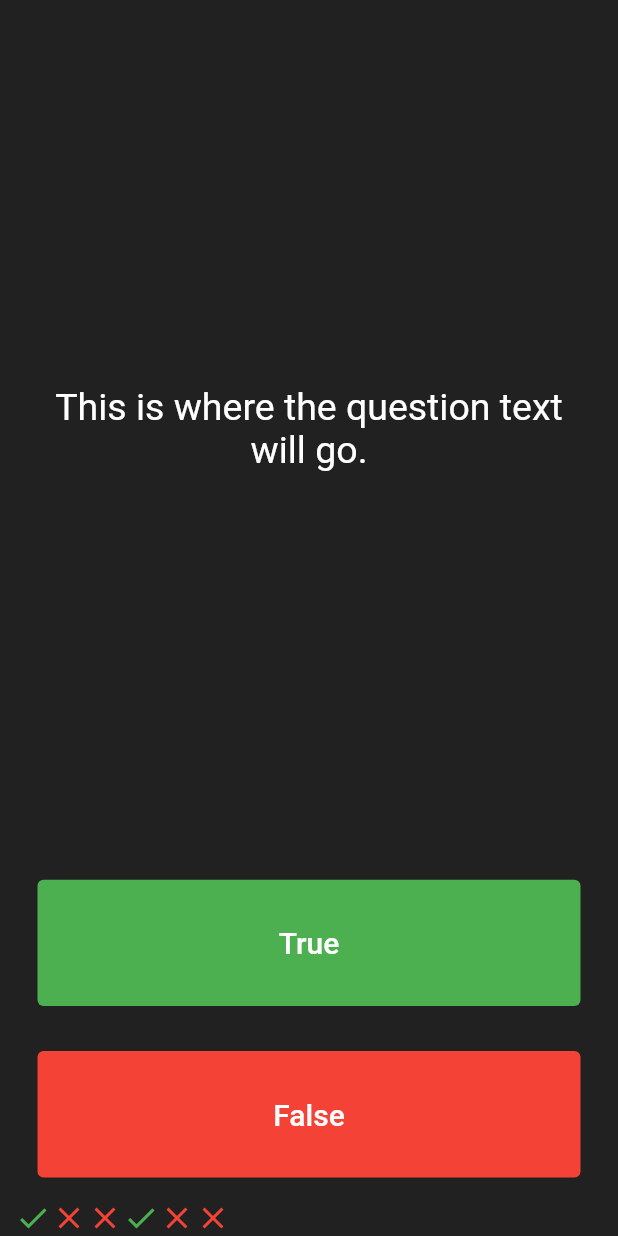
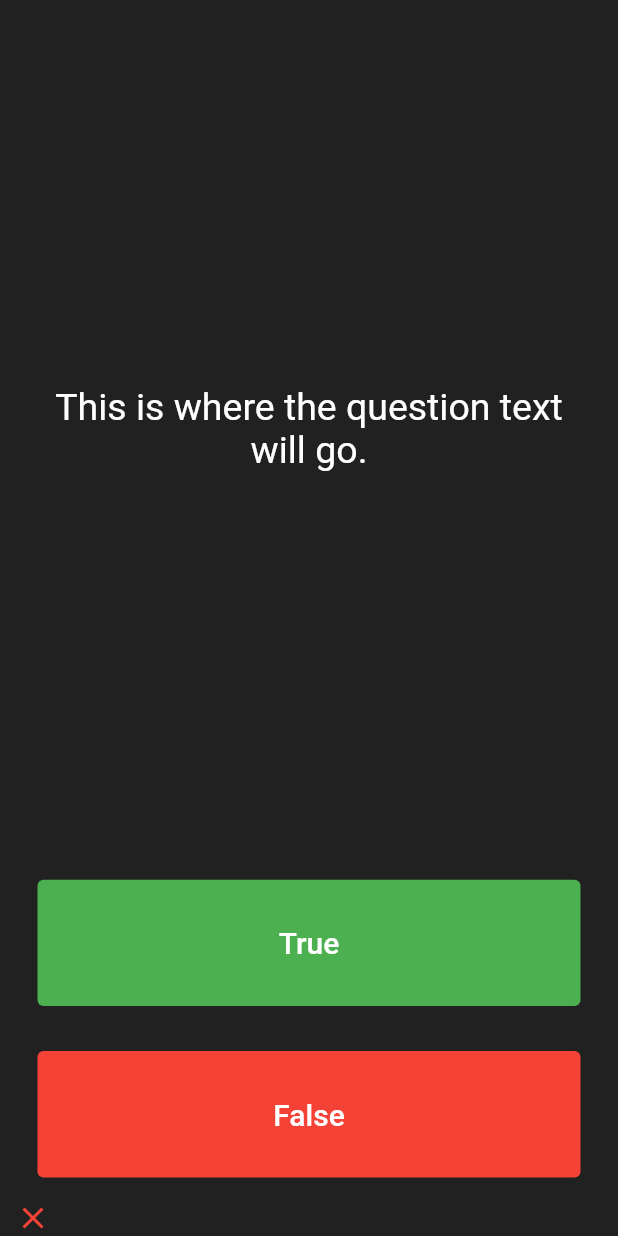
Before and after one commit to carlstep/ab_quizzler_app, a Flutter app: the screen it shows after launch, after a tap on "False", on a phone screen of 412 x 824 dp. Run offline on Flutter 3.47's test engine with Material 2 defaults, Android fonts, the phone set to English and light mode, and no system bars.

Commit message:
created scoreKeeper.add for False

```diff
--- a/lib/main.dart
+++ b/lib/main.dart
@@ -25,32 +25,7 @@ class QuizPage extends StatefulWidget {
 }
 
 class _QuizPageState extends State<QuizPage> {
-  List<Icon> scoreKeeper = [
-    Icon(
-      Icons.check,
-      color: Colors.green,
-    ),
-    Icon(
-      Icons.close,
-      color: Colors.red,
-    ),
-    Icon(
-      Icons.close,
-      color: Colors.red,
-    ),
-    Icon(
-      Icons.check,
-      color: Colors.green,
-    ),
-    Icon(
-      Icons.close,
-      color: Colors.red,
-    ),
-    Icon(
-      Icons.close,
-      color: Colors.red,
-    ),
-  ];
+  List<Icon> scoreKeeper = [];
 
   @override
   Widget build(BuildContext context) {
@@ -114,6 +89,17 @@ class _QuizPageState extends State<QuizPage> {
                 ),
               ),
               onPressed: () {
+                setState(
+                  () {
+                    scoreKeeper.add(
+                      Icon(
+                        Icons.close,
+                        color: Colors.red,
+                      ),
+                    );
+                  },
+                );
+                //TODO add cross (wrong) setState to False.
                 //The user picked false.
               },
             ),
```
